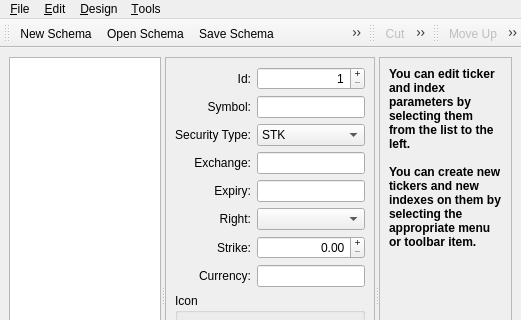
Above: profit/widgets/ui_tickerdesigner.ui from hpsilva/profitpy before the change; both pictures show x 0 to 521 and y 0 to 320 of the 521 by 564 pixel window. Below: the same form after it.
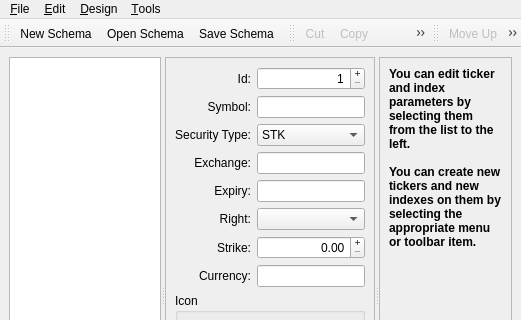
That is the form after the change. The open tabs and pages were chosen to show the change. Icons and pictures are not drawn.

```diff
--- a/profit/widgets/ui_tickerdesigner.ui
+++ b/profit/widgets/ui_tickerdesigner.ui
@@ -809,7 +809,6 @@
    <addaction name="actionNewSchema" />
    <addaction name="actionOpenSchema" />
    <addaction name="actionSaveSchema" />
-   <addaction name="actionPrintSchema" />
   </widget>
   <widget class="QToolBar" name="editToolbar" >
    <property name="windowTitle" >
@@ -1045,20 +1044,6 @@
     <string>Status Bar</string>
    </property>
   </action>
-  <action name="actionPrintSchema" >
-   <property name="icon" >
-    <iconset resource="profit.qrc" >:/images/icons/kedit.png</iconset>
-   </property>
-   <property name="text" >
-    <string>Print Schema to stdout</string>
-   </property>
-   <property name="iconText" >
-    <string>Print Schema to stdout</string>
-   </property>
-   <property name="toolTip" >
-    <string>Print Schema to stdout</string>
-   </property>
-  </action>
  </widget>
  <tabstops>
   <tabstop>treeView</tabstop>
```
Left out of the diff: 17 changed lines with no effect on the pictures.
